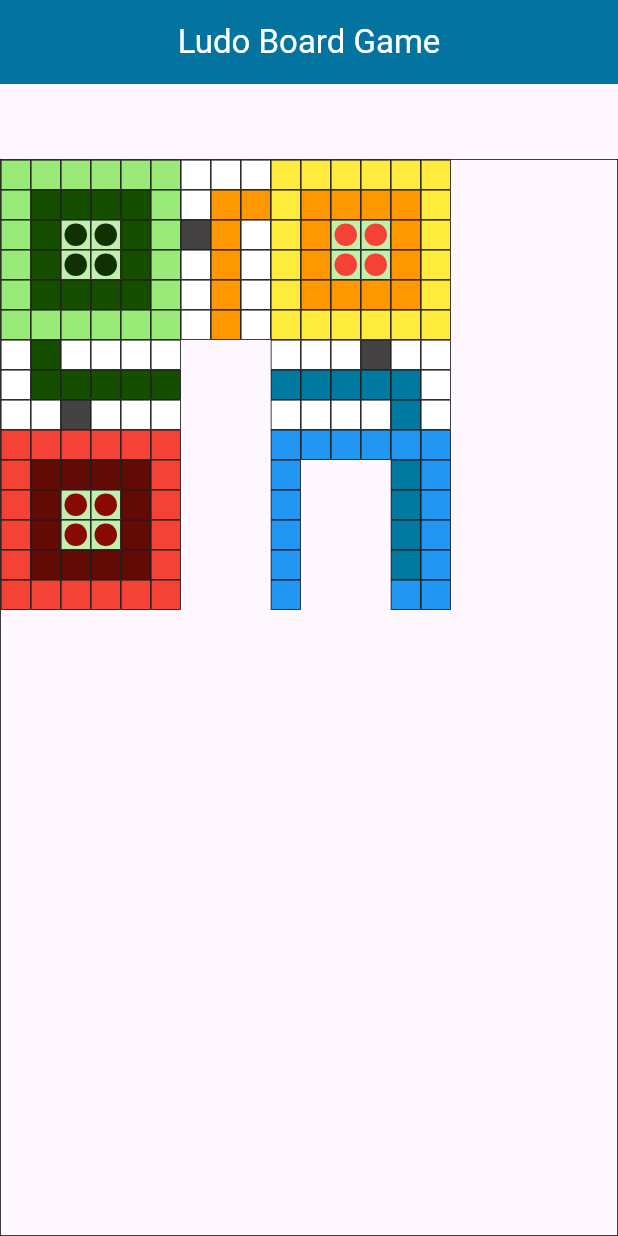
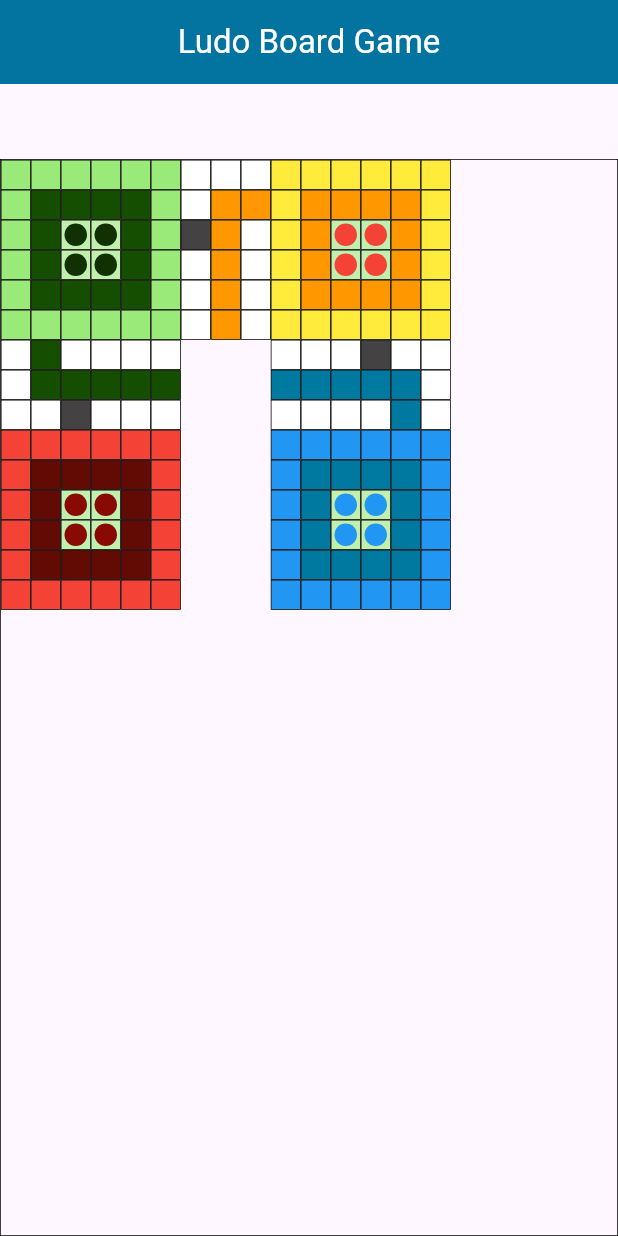
Before and after one commit to SoftwareDeveloper-flutter/ludo_board, a Flutter app: the screen it shows after launch, on a phone screen of 412 x 824 dp. Run offline on Flutter 3.47's test engine with Material 3 defaults, Android fonts, the phone set to English and light mode, and no system bars.

Commit message:
blue side box done

```diff
--- a/lib/main.dart
+++ b/lib/main.dart
@@ -214,6 +214,11 @@
                      customWidget(const Color.fromARGB(255, 0, 121, 161)),
                     customWidget(Colors.white),
                      customWidget(Colors.blue),
+                            customWidget(const Color.fromARGB(255, 0, 121, 161)),
+                  customWidget(const Color.fromARGB(255, 0, 121, 161)),
+                     customWidget(const Color.fromARGB(255, 0, 121, 161)),
+                  customWidget(const Color.fromARGB(255, 0, 121, 161)),
+                  customWidget(Colors.blue),
               ],
 
             ), Column(
@@ -228,6 +233,11 @@
                          customWidget(const Color.fromARGB(255, 0, 121, 161)),
                     customWidget(Colors.white),
                      customWidget(Colors.blue),
+                     customWidget(const Color.fromARGB(255, 0, 121, 161)),
+                           customCircleWidget(const Color.fromARGB(255, 193, 240, 174), Colors.blue),
+                                  customCircleWidget(const Color.fromARGB(255, 193, 240, 174),Colors.blue),
+                                   customWidget(const Color.fromARGB(255, 0, 121, 161)),
+                  customWidget(Colors.blue),
               ],
 
             ), Column(
@@ -242,6 +252,11 @@
                     customWidget(const Color.fromARGB(255, 0, 121, 161)),
                     customWidget(Colors.white),
                      customWidget(Colors.blue),
+                     customWidget(const Color.fromARGB(255, 0, 121, 161)),
+                      customCircleWidget(const Color.fromARGB(255, 193, 240, 174), Colors.blue),
+                                  customCircleWidget(const Color.fromARGB(255, 193, 240, 174),Colors.blue),
+                                   customWidget(const Color.fromARGB(255, 0, 121, 161)),
+                  customWidget(Colors.blue),
               ],
 
             ),Column(
```
